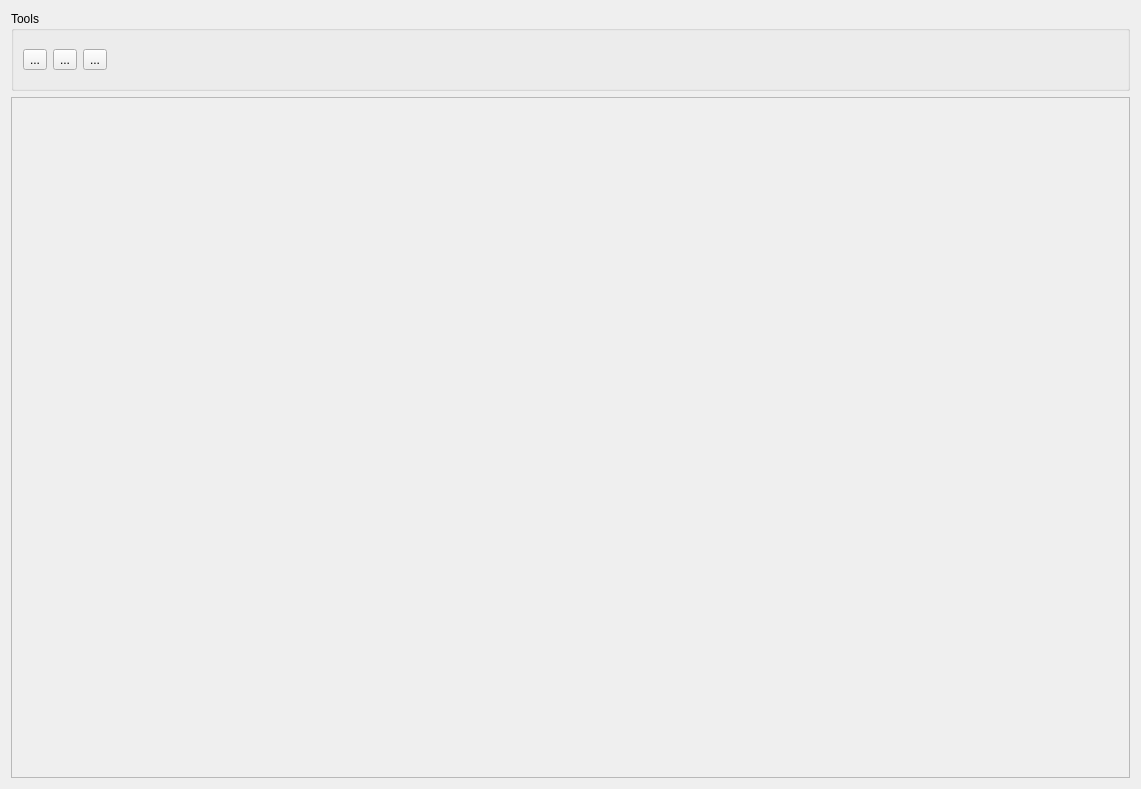
The window that NetworkViewer/plugins/ScopeView/ScopeView.ui (glocklueng/openecosys) describes before a commit, drawn with Qt 5.
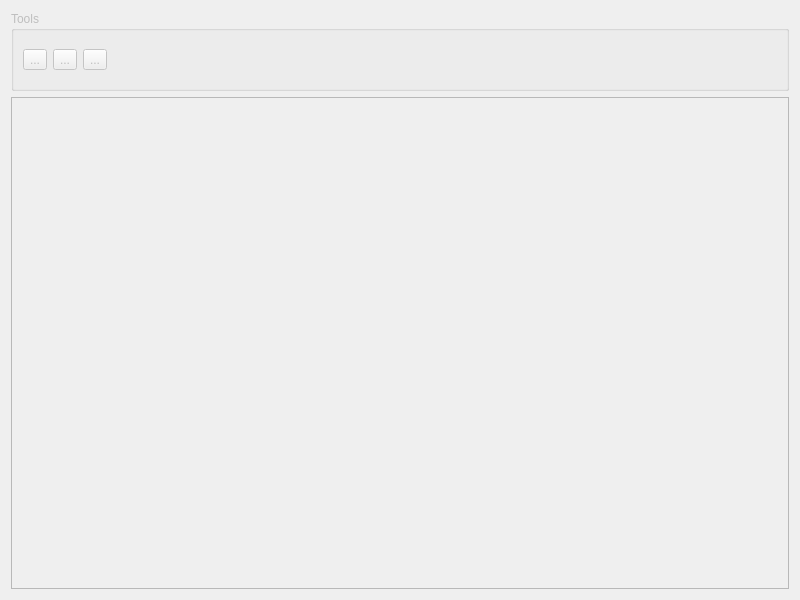
The same window after the commit. Icons and pictures are not drawn.

Commit message: Fully working ConfigurationView with QAbstractItemMmodel

Diff of the .ui file:
```diff
--- a/NetworkViewer/plugins/ScopeView/ScopeView.ui
+++ b/NetworkViewer/plugins/ScopeView/ScopeView.ui
@@ -6,10 +6,16 @@
    <rect>
     <x>0</x>
     <y>0</y>
-    <width>1141</width>
-    <height>789</height>
+    <width>800</width>
+    <height>600</height>
    </rect>
   </property>
+  <property name="sizePolicy">
+   <sizepolicy hsizetype="MinimumExpanding" vsizetype="MinimumExpanding">
+    <horstretch>0</horstretch>
+    <verstretch>0</verstretch>
+   </sizepolicy>
+  </property>
   <property name="minimumSize">
    <size>
     <width>800</width>
@@ -22,6 +28,9 @@
   <layout class="QVBoxLayout" name="verticalLayout">
    <item>
     <widget class="QGroupBox" name="m_groupBox">
+     <property name="enabled">
+      <bool>false</bool>
+     </property>
      <property name="minimumSize">
       <size>
        <width>0</width>
```
The commit also changes 6 other files.
